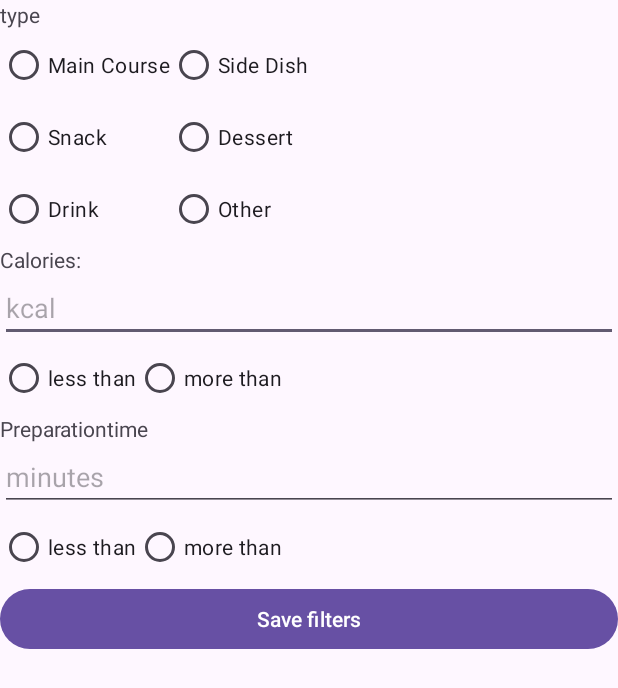
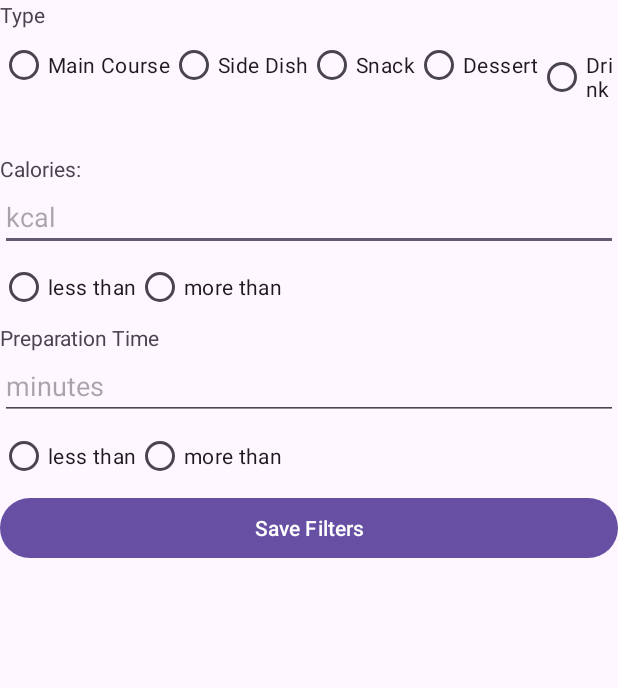
Before and after one commit to javin141/MAD_Project, an Android app: the layout filter_recipes.xml on its own in the app's theme, with its tools: preview values and no code run, on a phone screen of 412 x 824 dp. Shown: the top 688 px of the screen. Run offline under Robolectric (Android 15) with nearby library versions, the phone set to English and light mode, and no system bars; network calls fail; Roboto replaces fonts that are not available here.

```diff
--- a/app/src/main/res/layout/filter_recipes.xml
+++ b/app/src/main/res/layout/filter_recipes.xml
@@ -1,29 +1,22 @@
 <?xml version="1.0" encoding="utf-8"?>
-<androidx.constraintlayout.widget.ConstraintLayout xmlns:android="http://schemas.android.com/apk/res/android"
-    xmlns:app="http://schemas.android.com/apk/res-auto"
-    android:layout_width="match_parent"
-    android:layout_height="match_parent">
-
 <LinearLayout
+    xmlns:android="http://schemas.android.com/apk/res/android"
     android:layout_width="match_parent"
     android:layout_height="match_parent"
     android:orientation="vertical">
 
+    <!-- Type Section -->
     <TextView
-            android:id="@+id/textView3"
+        android:id="@+id/typeLabel"
         android:layout_width="match_parent"
         android:layout_height="wrap_content"
-            android:text="type" />
+        android:text="Type" />
 
-        <GridLayout
-            android:id="@+id/typeGridLayout"
+    <RadioGroup
+        android:id="@+id/typeRadioGroup"
         android:layout_width="match_parent"
         android:layout_height="wrap_content"
-            android:layout_below="@+id/typeLabel"
-            android:layout_marginTop="0dp"
-            android:columnCount="2"
-
-            android:columnOrderPreserved="false">
+        android:orientation="horizontal">
 
         <RadioButton
             android:id="@+id/radioMain"
@@ -60,77 +53,82 @@
             android:layout_width="wrap_content"
             android:layout_height="wrap_content"
             android:text="Other" />
-        </GridLayout>
+    </RadioGroup>
 
+    <!-- Calories Section -->
     <TextView
-            android:id="@+id/textView"
+        android:id="@+id/caloriesLabel"
         android:layout_width="match_parent"
         android:layout_height="wrap_content"
         android:text="Calories:" />
 
     <EditText
-            android:id="@+id/editTextText2"
+        android:id="@+id/caloriesEditText"
         android:layout_width="match_parent"
         android:layout_height="wrap_content"
         android:ems="10"
         android:hint="kcal"
-            android:inputType="text" />
+        android:inputType="number" />
 
-        <androidx.gridlayout.widget.GridLayout
+    <!-- Comparison Section for Calories -->
+    <RadioGroup
+        android:id="@+id/caloriesComparisonRadioGroup"
         android:layout_width="match_parent"
         android:layout_height="wrap_content"
-            app:columnCount="2">
+        android:orientation="horizontal">
 
         <RadioButton
-                android:id="@+id/radioButton"
+            android:id="@+id/radioLessThan"
             android:layout_width="wrap_content"
             android:layout_height="wrap_content"
             android:text="less than" />
 
         <RadioButton
-                android:id="@+id/radioButton"
+            android:id="@+id/radioMoreThan"
             android:layout_width="wrap_content"
             android:layout_height="wrap_content"
             android:text="more than" />
-        </androidx.gridlayout.widget.GridLayout>
+    </RadioGroup>
 
+    <!-- Preparation Time Section -->
     <TextView
-            android:id="@+id/textView"
+        android:id="@+id/prepTimeLabel"
         android:layout_width="match_parent"
         android:layout_height="wrap_content"
-            android:text="Preparationtime" />
+        android:text="Preparation Time" />
 
     <EditText
-            android:id="@+id/editTextText2"
+        android:id="@+id/prepTimeEditText"
         android:layout_width="match_parent"
         android:layout_height="wrap_content"
         android:ems="10"
         android:hint="minutes"
-            android:inputType="text" />
+        android:inputType="number" />
 
-        <androidx.gridlayout.widget.GridLayout
+    <!-- Comparison Section for Preparation Time -->
+    <RadioGroup
+        android:id="@+id/prepTimeComparisonRadioGroup"
         android:layout_width="match_parent"
         android:layout_height="wrap_content"
-            app:columnCount="2">
+        android:orientation="horizontal">
 
         <RadioButton
-                android:id="@+id/radioButton"
+            android:id="@+id/radioPrepTimeLessThan"
             android:layout_width="wrap_content"
             android:layout_height="wrap_content"
             android:text="less than" />
 
         <RadioButton
-                android:id="@+id/radioButton"
+            android:id="@+id/radioPrepTimeMoreThan"
             android:layout_width="wrap_content"
             android:layout_height="wrap_content"
             android:text="more than" />
-        </androidx.gridlayout.widget.GridLayout>
+    </RadioGroup>
 
+    <!-- Save Filters Button -->
     <Button
-            android:id="@+id/button"
+        android:id="@+id/saveFiltersButton"
         android:layout_width="match_parent"
         android:layout_height="wrap_content"
-            android:text="Save filters" />
-
+        android:text="Save Filters" />
 </LinearLayout>
-</androidx.constraintlayout.widget.ConstraintLayout>
--- a/app/src/main/res/layout/recipe_item.xml
+++ b/app/src/main/res/layout/recipe_item.xml
@@ -44,7 +44,7 @@
         android:layout_height="wrap_content"
         android:layout_below="@+id/recipeImage"
         android:layout_marginTop="3dp"
-        android:padding="3dp"
+        android:padding="2dp"
         android:text="Recipe Name"
         android:textSize="18sp"
         android:textStyle="bold" />
@@ -65,7 +65,7 @@
         android:layout_height="wrap_content"
         android:layout_below="@+id/horizontalLine"
         android:layout_marginTop="3dp"
-        android:padding="8dp"
+        android:padding="2dp"
         android:text="280 kcal / 10 mins"
         android:textSize="14sp" />
 
--- a/build.gradle
+++ b/build.gradle
@@ -1,4 +1,4 @@
 // Top-level build file where you can add configuration options common to all sub-projects/modules.
 plugins {
-id 'com.android.application' version '8.2.1' apply false
+id 'com.android.application' version '8.1.2' apply false
 }
```
Also changed, not shown: app/src/main/AndroidManifest.xml (+5 -2 lines), app/src/main/java/com/sp/mad_project/AddRecipes.java (+7 -1 lines), app/src/main/java/com/sp/mad_project/AstraHelper.java (+15 -14 lines), app/src/main/java/com/sp/mad_project/FirstFragment.java (deleted, +0 -47 lines), app/src/main/java/com/sp/mad_project/LocalDBHelper.java (+77 -1 lines), app/src/main/java/com/sp/mad_project/RecipeAdapter.java (+24 -3 lines), app/src/main/java/com/sp/mad_project/RecipeInfo.java (added, +140 -0 lines), app/src/main/java/com/sp/mad_project/RecipeList.java (+14 -5 lines), app/src/main/java/com/sp/mad_project/SecondFragment.java (deleted, +0 -47 lines), app/src/main/res/layout/fragment_first.xml (deleted, +0 -35 lines), app/src/main/res/layout/fragment_second.xml (deleted, +0 -35 lines), app/src/main/res/layout/recipe_info.xml (added, +195 -0 lines), app/src/main/java/com/sp/mad_project/Recipe.java (line endings or trailing spaces). Lines whose indentation alone changed are shown as unchanged.
